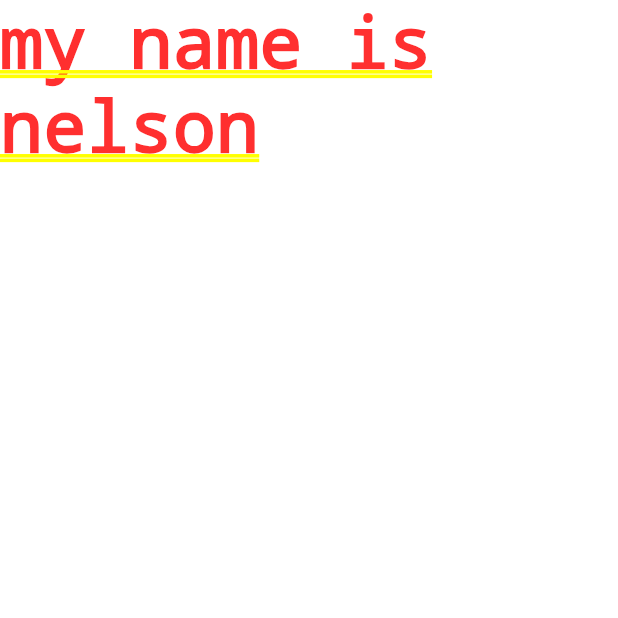
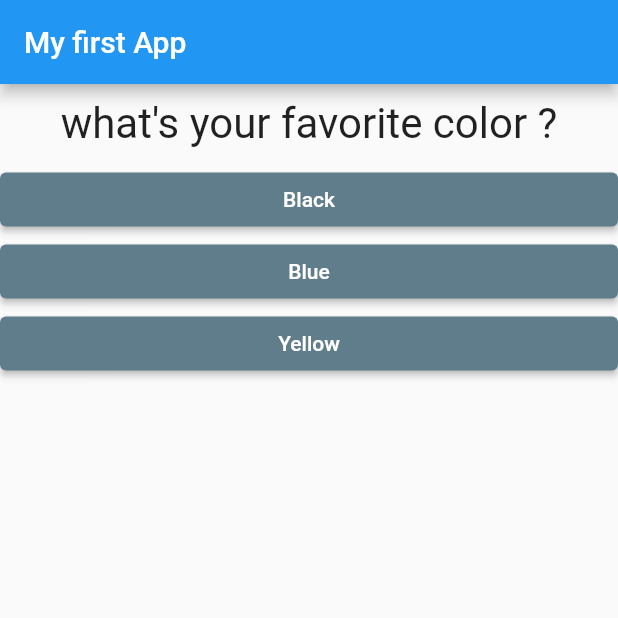
Before and after one commit to nelsonludo/learningFlutter, a Flutter app: the screen it shows after launch, on a phone screen of 412 x 824 dp, the top half of it. Run offline on Flutter 3.47's test engine with Material 2 defaults, Android fonts, the phone set to English and light mode, and no system bars.

Commit message:
dynamically defined set of buttons with the use of map done

```diff
--- /dev/null
+++ b/lib/answer.dart
@@ -0,0 +1,25 @@
+// ignore_for_file: avoid_unnecessary_containers, prefer_const_constructors, sort_child_properties_last
+
+import 'package:flutter/material.dart';
+
+class Answer extends StatelessWidget {
+  final VoidCallback selectHandler;
+  final String answerText;
+
+  Answer(this.selectHandler, this.answerText);
+
+  @override
+  Widget build(BuildContext context) {
+    return Container(
+      width: double.infinity,
+      child: ElevatedButton(
+        style: ElevatedButton.styleFrom(
+          backgroundColor: Colors.blueGrey, // background
+          foregroundColor: Colors.white, // foreground
+        ),
+        child: Text(answerText),
+        onPressed: selectHandler,
+      ),
+    );
+  }
+}
--- a/lib/main.dart
+++ b/lib/main.dart
@@ -1,13 +1,65 @@
+// ignore_for_file: prefer_const_constructors
+
 import 'package:flutter/material.dart';
+
+import './question.dart';
+import './answer.dart';
 
 void main() {
   runApp(MyApp());
 }
 
-class MyApp extends StatelessWidget {
+class MyApp extends StatefulWidget {
+  @override
+  State<StatefulWidget> createState() {
+    // TODO: implement createState
+    return _MyAppState();
+  }
+}
+
+class _MyAppState extends State<MyApp> {
+  var _questionIndex = 0;
+
+  void _answerQuestion() {
+    setState(() {
+      if (_questionIndex >= 0 && _questionIndex < 2) {
+        _questionIndex += 1;
+      }
+    });
+    print(_questionIndex);
+  }
+
+  @override
   Widget build(BuildContext context) {
+    var questions = [
+      {
+        'questionText': "what's your favorite color ?",
+        'answers': ['Black', 'Blue', 'Yellow']
+      },
+      {
+        'questionText': "what's your favorite animal ?",
+        'answers': ['Possum', 'Angler Fish', 'Monkey', 'Beaver']
+      },
+      {
+        'questionText': "how much do you think i am cool",
+        'answers': ['very too much too much', 'very much', 'much']
+      },
+    ];
     return MaterialApp(
-      home: Text('my name is nelson'),
+      home: Scaffold(
+        appBar: AppBar(
+          title: const Text('My first App'),
+        ),
+        body: Column(
+          children: [
+            Question(questions[_questionIndex]['questionText'] as String),
+            ...(questions[_questionIndex]['answers'] as List<String>)
+                .map((answer) {
+              return Answer(_answerQuestion, answer);
+            }).toList()
+          ],
+        ),
+      ),
     );
   }
 }
--- /dev/null
+++ b/lib/question.dart
@@ -0,0 +1,22 @@
+// ignore_for_file: prefer_const_constructors
+
+import 'package:flutter/material.dart';
+
+class Question extends StatelessWidget {
+  final String questionText;
+
+  Question(this.questionText);
+
+  @override
+  Widget build(BuildContext context) {
+    return Container(
+      width: double.infinity,
+      margin: EdgeInsets.all(10),
+      child: Text(
+        questionText,
+        style: TextStyle(fontSize: 28),
+        textAlign: TextAlign.center,
+      ),
+    );
+  }
+}
--- a/pubspec.yaml
+++ b/pubspec.yaml
@@ -14,7 +14,7 @@ description: A new Flutter project.
 version: 1.0.0+1
 
 environment:
-  sdk: ">=2.1.0 <3.0.0"
+  sdk: ">=2.12.0 <3.0.0"
 
 dependencies:
   flutter:
@@ -22,19 +22,17 @@ dependencies:
 
   # The following adds the Cupertino Icons font to your application.
   # Use with the CupertinoIcons class for iOS style icons.
-  cupertino_icons: ^0.1.2
+  cupertino_icons: 1.0.6
 
 dev_dependencies:
   flutter_test:
     sdk: flutter
-
 
 # For information on the generic Dart part of this file, see the
 # following page: https://www.dartlang.org/tools/pub/pubspec
 
 # The following section is specific to Flutter.
 flutter:
-
   # The following line ensures that the Material Icons font is
   # included with your application, so that you can use the icons in
   # the material Icons class.
```
Also changed, not shown: pubspec.lock, 1 other file.
